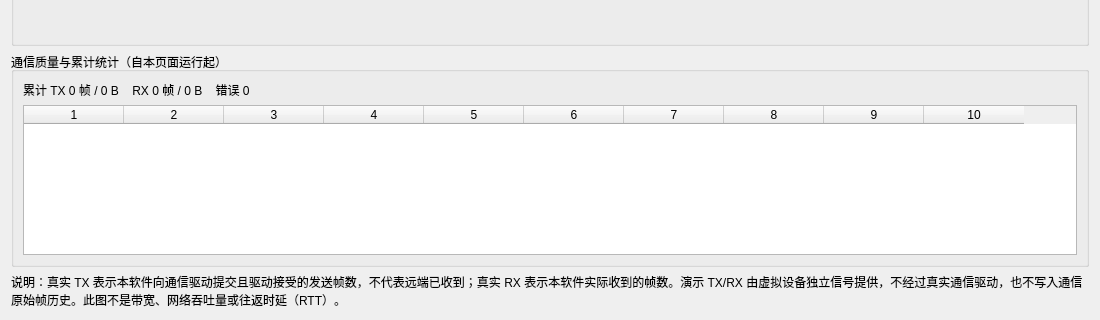
Before: the Qt Designer form src/pages/TrendPage.ui in niudamei/IndustrialHub, drawn with Qt 5; both pictures show x 0 to 1100 and y 537 to 857 of the 1100 by 857 pixel window.
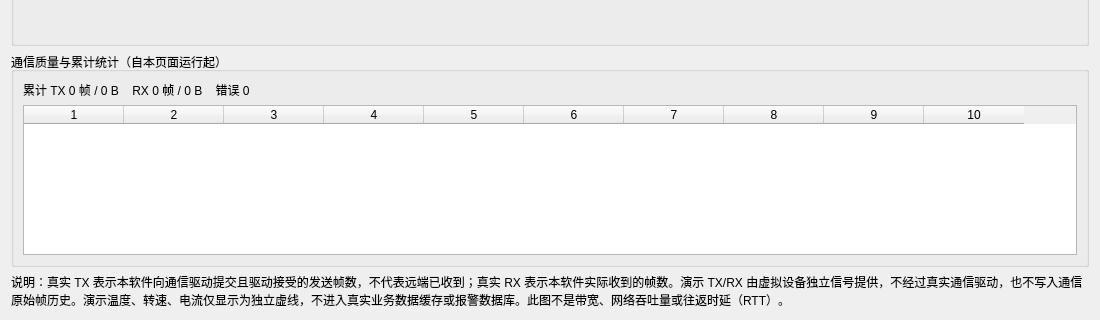
After: the same form once the commit is applied.

Commit message: Document demo telemetry isolation in trend UI

What changed in the file:
```diff
--- a/src/pages/TrendPage.ui
+++ b/src/pages/TrendPage.ui
@@ -55,7 +55,7 @@
    </item>
    <item>
     <widget class="QLabel" name="noteLabel">
-     <property name="text"><string>说明：真实 TX 表示本软件向通信驱动提交且驱动接受的发送帧数，不代表远端已收到；真实 RX 表示本软件实际收到的帧数。演示 TX/RX 由虚拟设备独立信号提供，不经过真实通信驱动，也不写入通信原始帧历史。此图不是带宽、网络吞吐量或往返时延（RTT）。</string></property>
+     <property name="text"><string>说明：真实 TX 表示本软件向通信驱动提交且驱动接受的发送帧数，不代表远端已收到；真实 RX 表示本软件实际收到的帧数。演示 TX/RX 由虚拟设备独立信号提供，不经过真实通信驱动，也不写入通信原始帧历史。演示温度、转速、电流仅显示为独立虚线，不进入真实业务数据缓存或报警数据库。此图不是带宽、网络吞吐量或往返时延（RTT）。</string></property>
      <property name="wordWrap"><bool>true</bool></property>
     </widget>
    </item>
```
